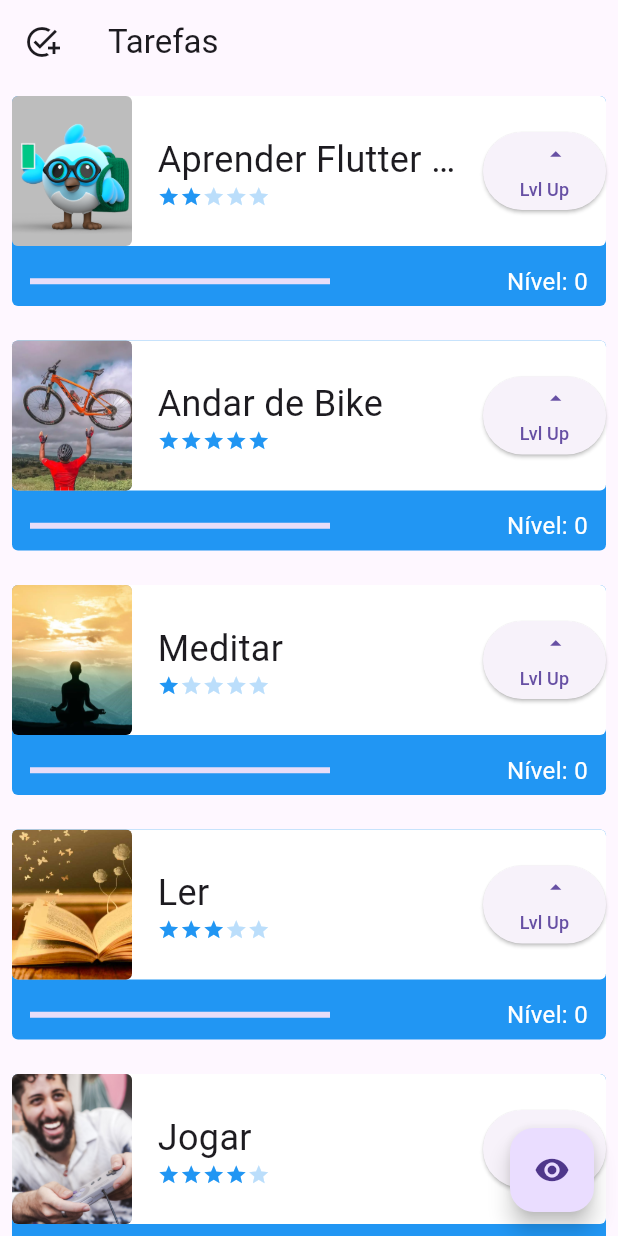
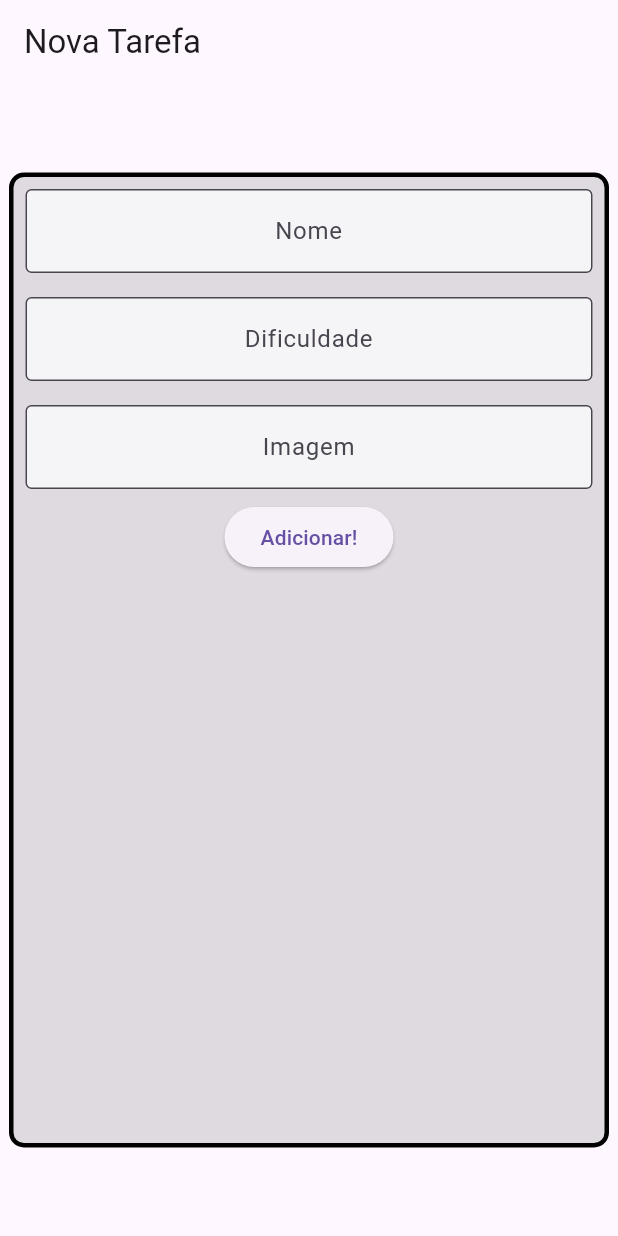
Before and after one commit to GilmarCz/task_manager, a Flutter app: the screen it shows after launch, on a phone screen of 412 x 824 dp. Run offline on Flutter 3.47's test engine with Material 3 defaults, Android fonts, the phone set to English and light mode, and no system bars.

Commit message:
Criação da tela de formulário para inserção de novas tarefas

```diff
--- a/lib/components/tasks.dart
+++ b/lib/components/tasks.dart
@@ -11,9 +11,38 @@ class Task extends StatefulWidget {
   State<Task> createState() => _TaskState();
 }
 class _TaskState extends State<Task> {
+
+  final Map<int, Color> masteryColors = {
+    1: Colors.lightBlueAccent,
+    2: Colors.green,
+    3: Colors.yellow,
+    4: Colors.orange,
+    5: Colors.red,
+  };
+
   int nivel = 0;
+
   @override
   Widget build(BuildContext context) {
+    bool reachedMaxMastery = nivel >= widget.dificuldade;
+    bool reachedMinLevelForColorChange = nivel >= 10;
+
+    Color taskColor = reachedMaxMastery
+        ? (reachedMinLevelForColorChange
+        ? masteryColors[widget.dificuldade] ?? Colors.grey
+        : Colors.blue)
+        : Colors.blue;
+
+    Color textColor = reachedMaxMastery && reachedMinLevelForColorChange
+        ? masteryColors[widget.dificuldade] != null
+        ? ThemeData.estimateBrightnessForColor(
+        masteryColors[widget.dificuldade]!) ==
+        Brightness.light
+        ? Colors.black
+        : Colors.white
+        : Colors.white
+        : Colors.white;
+
     return Padding(
       padding: const EdgeInsets.all(8.0),
       child: Stack(
@@ -21,7 +50,7 @@ class _TaskState extends State<Task> {
           Container(
             decoration: BoxDecoration(
               borderRadius: BorderRadius.circular(4),
-              color: Colors.blue,
+              color: taskColor,
             ),
             height: 140,
           ),
@@ -65,7 +94,6 @@ class _TaskState extends State<Task> {
                             ),
                           ),
                         ),
-                        // TASK ANTERIORMENTE
                         Difficulty(widget.dificuldade),
                       ],
                     ),
@@ -77,7 +105,6 @@ class _TaskState extends State<Task> {
                           setState(() {
                             nivel++;
                           });
-                          //print(nivel);
                         },
                         child: const Column(
                           mainAxisAlignment: MainAxisAlignment.spaceEvenly,
@@ -104,15 +131,16 @@ class _TaskState extends State<Task> {
                       width: 200,
                       child: LinearProgressIndicator(
                         color: Colors.white,
-                        value: (widget.dificuldade > 0)
+                        value: (widget.dificuldade > 0 &&
+                            nivel <= widget.dificuldade)
                             ? (nivel / widget.dificuldade) / 10
                             : 1,
                       ),
                     ),
                     Text(
                       'Nível: $nivel',
-                      style: const TextStyle(
-                        color: Colors.white,
+                      style: TextStyle(
+                        color: textColor,
                         fontSize: 16,
                       ),
                     ),
--- a/lib/main.dart
+++ b/lib/main.dart
@@ -1,5 +1,6 @@
 import 'package:flutter/material.dart';
-import 'package:task_manager/screens/tela_inicial.dart';
+import 'package:task_manager/screens/form_screen.dart';
+import 'package:task_manager/screens/initial_screen.dart';
 
 void main() {
   runApp(const MyApp());
@@ -21,7 +22,7 @@ class _MyAppState extends State<MyApp> {
       theme: ThemeData(
         primarySwatch: Colors.blue,
       ),
-      home: const InitialScreen(),
+      home: const FormScreen(),
     );
   }
 }
--- /dev/null
+++ b/lib/screens/form_screen.dart
@@ -0,0 +1,85 @@
+import 'package:flutter/material.dart';
+
+class FormScreen extends StatefulWidget {
+  const FormScreen({Key? key}) : super(key: key);
+
+  @override
+  State<FormScreen> createState() => _FormScreenState();
+}
+
+class _FormScreenState extends State<FormScreen> {
+
+  TextEditingController nameController = TextEditingController();
+  TextEditingController difficultyController = TextEditingController();
+  TextEditingController imageController = TextEditingController();
+
+  @override
+  Widget build(BuildContext context) {
+    return Scaffold(
+      appBar: AppBar(
+        title: const Text('Nova Tarefa'),
+      ),
+      body: Center(
+        child: Container(
+          height: 650,
+          width: 400,
+          decoration: BoxDecoration(
+            color: Colors.black12,
+            borderRadius: BorderRadius.circular(10),
+            border: Border.all(width: 3)
+          ),
+          child: Column(
+            children: [
+              Padding(
+                padding: const EdgeInsets.all(8.0),
+                child: TextFormField(
+                  controller: nameController,
+                  textAlign: TextAlign.center,
+                  decoration: const InputDecoration(
+                    border: OutlineInputBorder(),
+                    hintText: 'Nome',
+                    fillColor: Colors.white70,
+                    filled: true,
+                  ),
+                ),
+              ),
+              Padding(
+                padding: const EdgeInsets.all(8.0),
+                child: TextFormField(
+                  controller: difficultyController,
+                  textAlign: TextAlign.center,
+                  decoration: const InputDecoration(
+                    border: OutlineInputBorder(),
+                    hintText: 'Dificuldade',
+                    fillColor: Colors.white70,
+                    filled: true,
+                  ),
+                ),
+              ),
+              Padding(
+                padding: const EdgeInsets.all(8.0),
+                child: TextFormField(
+                  controller: imageController,
+                  textAlign: TextAlign.center,
+                  decoration: const InputDecoration(
+                    border: OutlineInputBorder(),
+                    hintText: 'Imagem',
+                    fillColor: Colors.white70,
+                    filled: true,
+                  ),
+                ),
+              ),
+              ElevatedButton(onPressed: (){
+                print(nameController.text);
+                print(int.parse(difficultyController.text));
+                print(imageController.text);
+              },
+                  child: const Text('Adicionar!'),
+              ),
+            ],
+          ),
+        ),
+      ),
+    );
+  }
+}
--- a/lib/screens/tela_inicial.dart
+++ b/lib/screens/initial_screen.dart
@@ -1,5 +1,4 @@
 import 'package:flutter/material.dart';
-
 import '../components/tasks.dart';
 
 class InitialScreen extends StatefulWidget {
```
